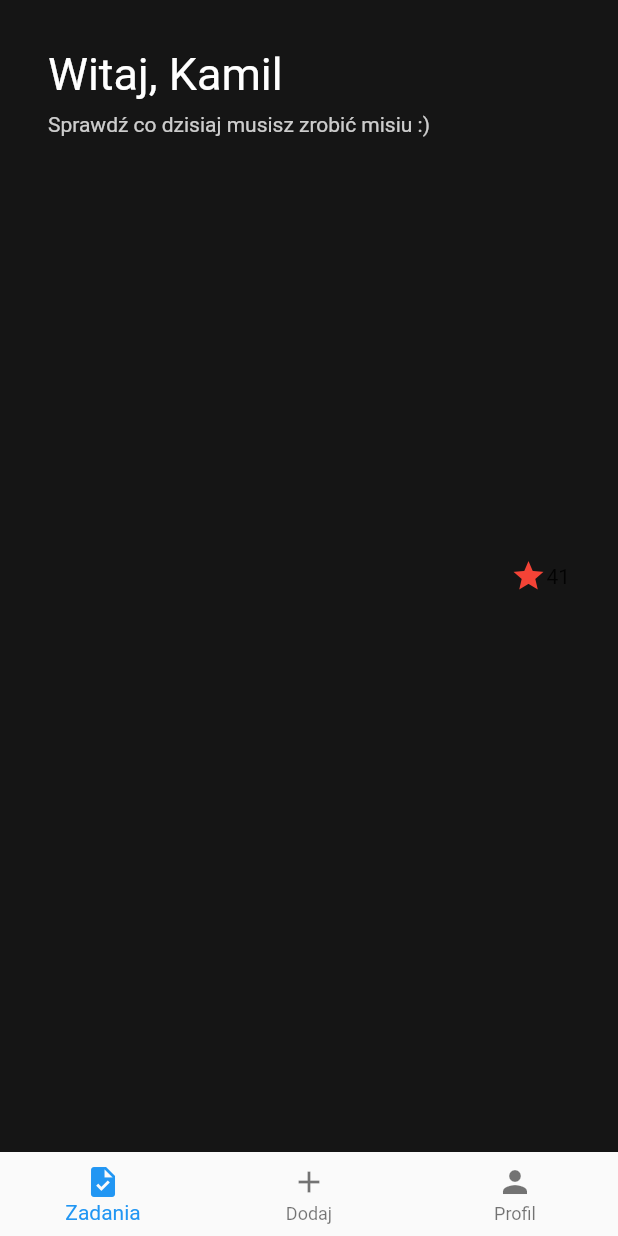
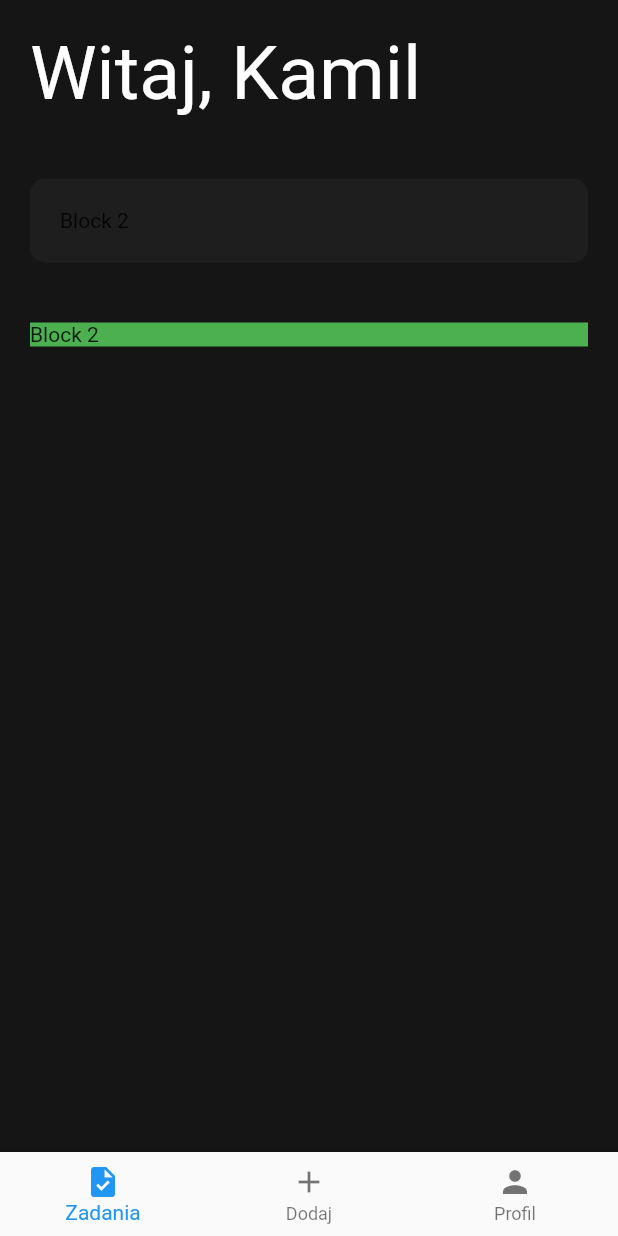
Before and after one commit to ZYZIUS/your_bussines_new, a Flutter app: the screen it shows after launch, on a phone screen of 412 x 824 dp. Run offline on Flutter 3.47's test engine with Material 2 defaults, Android fonts, the phone set to English and light mode, and no system bars.

Commit message:
Dodanie listy zadań

```diff
--- a/lib/main.dart
+++ b/lib/main.dart
@@ -92,9 +92,8 @@ class _MainState extends State<Main> {
       title: "YourBussines",
       home: Scaffold(
         backgroundColor: const Color.fromRGBO(21, 21, 21, 1),
-        body: Center(
-          child: _pages.elementAt(_selectedIndex), //New
-        ),
+        body: _pages.elementAt(_selectedIndex), //New
+
         bottomNavigationBar: BottomNavigationBar(
           items: const <BottomNavigationBarItem>[
             BottomNavigationBarItem(
--- a/lib/zadania.dart
+++ b/lib/zadania.dart
@@ -10,43 +10,52 @@ class Zadania extends StatefulWidget {
 class _ZadaniaState extends State<Zadania> {
   @override
   Widget build(BuildContext context) {
-    return Container(
-      padding: const EdgeInsets.all(32),
-      child: Row(
+    return Column(
+      children: [
+        Flex(
+          direction: Axis.horizontal,
           children: [
             Expanded(
-            /*1*/
-            child: Column(
-              crossAxisAlignment: CrossAxisAlignment.start,
-              children: [
-                /*2*/
-                Container(
-                  padding: const EdgeInsets.only(bottom: 8),
+              child: Container(
+                margin: const EdgeInsets.all(20),
                 child: const Text(
                   'Witaj, Kamil',
                   style: TextStyle(
-                        fontWeight: FontWeight.w400,
-                        color: Color.fromARGB(255, 255, 255, 255),
-                        fontSize: 30),
+                      fontSize: 50, color: Color.fromARGB(255, 255, 255, 255)),
                 ),
-                ),
-                const Text(
-                  'Sprawdź co dzisiaj musisz zrobić misiu :)',
-                  style: TextStyle(
-                    color: Color.fromARGB(200, 255, 255, 255),
               ),
             ),
           ],
         ),
+        Flex(
+          direction: Axis.horizontal,
+          children: [
+            Expanded(
+              child: Container(
+                margin: const EdgeInsets.all(20),
+                padding: const EdgeInsets.all(20),
+                decoration: BoxDecoration(
+                  color: Color.fromARGB(255, 30, 30, 30),
+                  borderRadius: BorderRadius.circular(10),
                 ),
-          /*3*/
-          Icon(
-            Icons.star,
-            color: Colors.red[500],
+                child: const Text('Block 2'),
               ),
-          const Text('41'),
+            ),
           ],
         ),
+        Flex(
+          direction: Axis.horizontal,
+          children: [
+            Expanded(
+              child: Container(
+                margin: const EdgeInsets.all(20),
+                color: Colors.green,
+                child: const Text('Block 2'),
+              ),
+            ),
+          ],
+        ),
+      ],
     );
   }
 }
```
Lines whose indentation alone changed are shown as unchanged.
